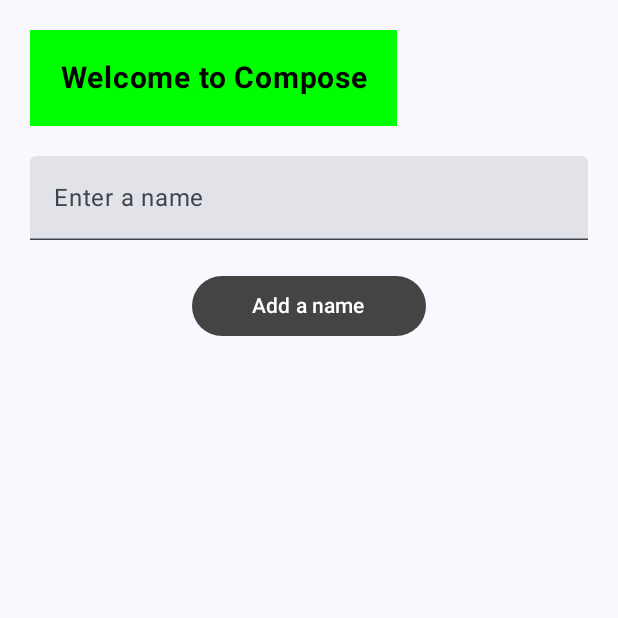
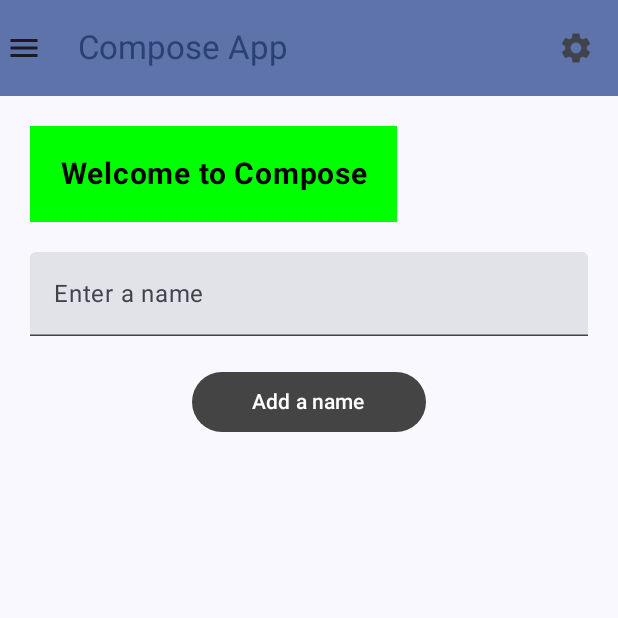
Before and after one commit to doanpt/ComposeLearning, an Android app built with Jetpack Compose: the screen it shows after launch (MainActivity), on a phone screen of 412 x 824 dp, the top half of it. Run offline under Robolectric (Android 15) with nearby library versions, the phone set to English and light mode, and no system bars.

Commit message:
Add Scaffold and action bar

```diff
--- a/app/src/main/java/com/andrew/compose/MainActivity.kt
+++ b/app/src/main/java/com/andrew/compose/MainActivity.kt
@@ -4,6 +4,7 @@ import android.os.Bundle
 import androidx.activity.ComponentActivity
 import androidx.activity.compose.setContent
 import androidx.compose.foundation.background
+import androidx.compose.foundation.layout.Box
 import androidx.compose.foundation.layout.Column
 import androidx.compose.foundation.layout.PaddingValues
 import androidx.compose.foundation.layout.Spacer
@@ -13,13 +14,22 @@ import androidx.compose.foundation.layout.height
 import androidx.compose.foundation.layout.padding
 import androidx.compose.foundation.lazy.LazyColumn
 import androidx.compose.foundation.lazy.items
+import androidx.compose.material.icons.Icons
+import androidx.compose.material.icons.filled.Menu
+import androidx.compose.material.icons.filled.Settings
 import androidx.compose.material3.Button
 import androidx.compose.material3.ButtonDefaults
+import androidx.compose.material3.ExperimentalMaterial3Api
+import androidx.compose.material3.Icon
+import androidx.compose.material3.IconButton
 import androidx.compose.material3.MaterialTheme
+import androidx.compose.material3.Scaffold
 import androidx.compose.material3.Surface
 import androidx.compose.material3.Text
 import androidx.compose.material3.TextField
 import androidx.compose.material3.TextFieldDefaults
+import androidx.compose.material3.TopAppBar
+import androidx.compose.material3.TopAppBarDefaults.topAppBarColors
 import androidx.compose.runtime.Composable
 import androidx.compose.runtime.getValue
 import androidx.compose.runtime.mutableStateListOf
@@ -46,9 +56,42 @@ class MainActivity : ComponentActivity() {
                     modifier = Modifier.fillMaxSize(),
                     color = MaterialTheme.colorScheme.background
                 ) {
-                    ContentView()
+                    MainScreen()
                 }
             }
+        }
+    }
+}
+
+@OptIn(ExperimentalMaterial3Api::class)
+@Composable
+fun MainScreen() {
+    Scaffold(
+        topBar = {
+            TopAppBar(
+                colors = topAppBarColors(
+                    containerColor = MaterialTheme.colorScheme.primaryContainer,
+                    titleContentColor = MaterialTheme.colorScheme.primary,
+                ),
+                title = {
+                    Text("Compose App", modifier = Modifier.padding(horizontal = 20.dp))
+                },
+                navigationIcon = {
+                    Icon(Icons.Default.Menu, contentDescription = "Menu")
+                },
+                actions = {
+                    IconButton(onClick = { /* do something */ }) {
+                        Icon(
+                            imageVector = Icons.Filled.Settings,
+                            contentDescription = "Localized description"
+                        )
+                    }
+                }
+            )
+        },
+    ) { paddings ->
+        Box(modifier = Modifier.padding(paddings)) {
+            ContentView()
         }
     }
 }
```
